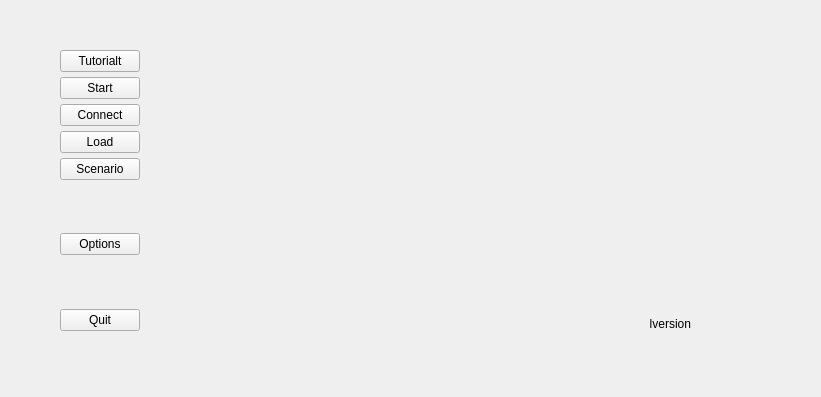
First picture: the form in client/page_main.ui, repository longturn/freeciv21, before the edit.
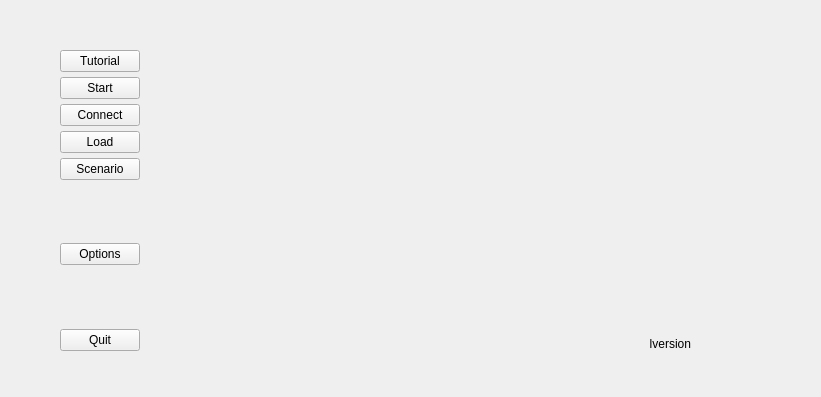
Second picture: the form after the edit.

Commit message: Cosmetic changes to page_main.ui with help of QT Designer

The edit to the form file:
```diff
--- a/client/page_main.ui
+++ b/client/page_main.ui
@@ -19,7 +19,7 @@
      <x>50</x>
      <y>40</y>
      <width>651</width>
-     <height>301</height>
+     <height>321</height>
     </rect>
    </property>
    <layout class="QGridLayout" name="gridLayout">
@@ -41,7 +41,7 @@
     <item row="1" column="0">
       <widget class="QPushButton" name="btut">
         <property name="text">
-          <string>Tutorialt</string>
+       <string>Tutorial</string>
         </property>
         <property name="main_pagebt" stdset="0">
           <bool>true</bool>
```
Lines whose indentation alone changed are shown as unchanged.
